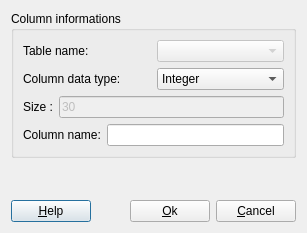
First picture: the form in src/terralib/qt/widgets/table/ui/AddColumnDialogForm.ui, repository claudiobogossian/terralib5, before the edit.
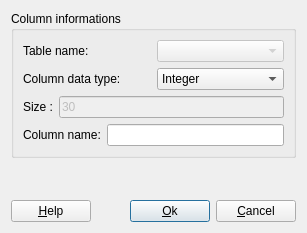
Second picture: the form after the edit. Custom widgets are drawn as their Qt base class.

What changed in the file:
```diff
--- a/src/terralib/qt/widgets/table/ui/AddColumnDialogForm.ui
+++ b/src/terralib/qt/widgets/table/ui/AddColumnDialogForm.ui
@@ -157,6 +157,9 @@
          <property name="text">
           <string>&amp;Ok</string>
          </property>
+         <property name="default">
+          <bool>true</bool>
+         </property>
         </widget>
        </item>
        <item>
```
Left out of the diff: 4 changed lines with no effect on the pictures.
